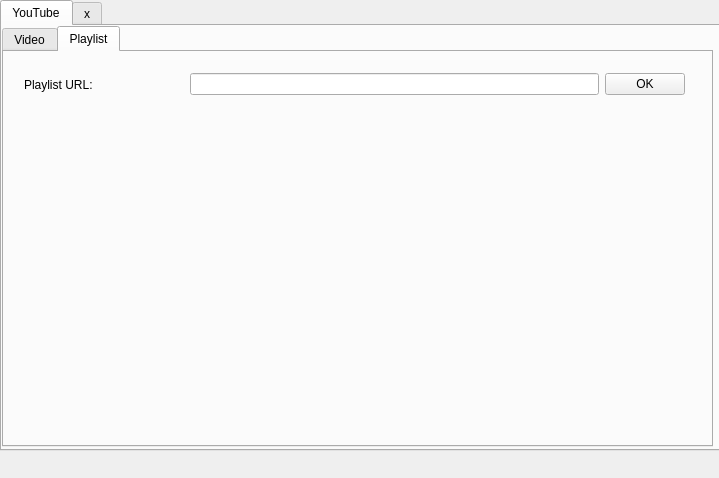
python-20/video-downloader, file youtubedl/ui/qt.ui: the form before one commit.
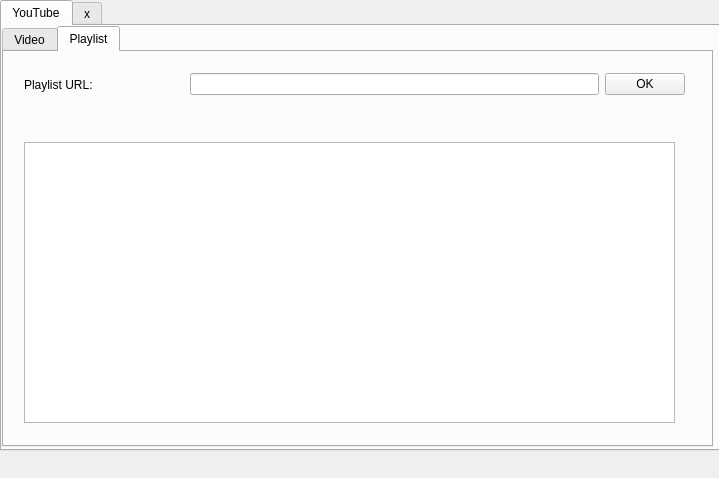
The form after the commit. The open tabs and pages were chosen to show the change. Icons and pictures are not drawn.

Commit message: Print video links of a playlist to list widget

What changed in the file:
```diff
--- a/youtubedl/ui/qt.ui
+++ b/youtubedl/ui/qt.ui
@@ -504,6 +504,16 @@
          </item>
         </layout>
        </widget>
+       <widget class="QListWidget" name="listWidgetPlaylistVideos">
+        <property name="geometry">
+         <rect>
+          <x>20</x>
+          <y>90</y>
+          <width>651</width>
+          <height>281</height>
+         </rect>
+        </property>
+       </widget>
       </widget>
      </widget>
     </widget>
```
Left out of the diff: 2 changed lines with no effect on the pictures. The commit also changes 2 other files.
